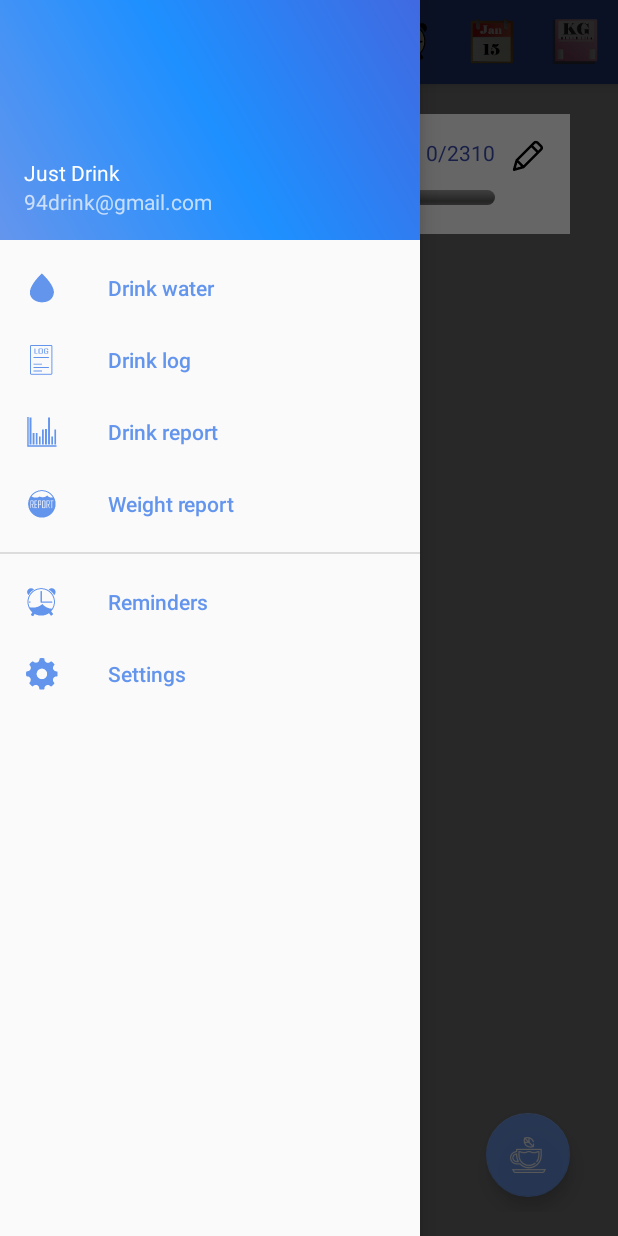
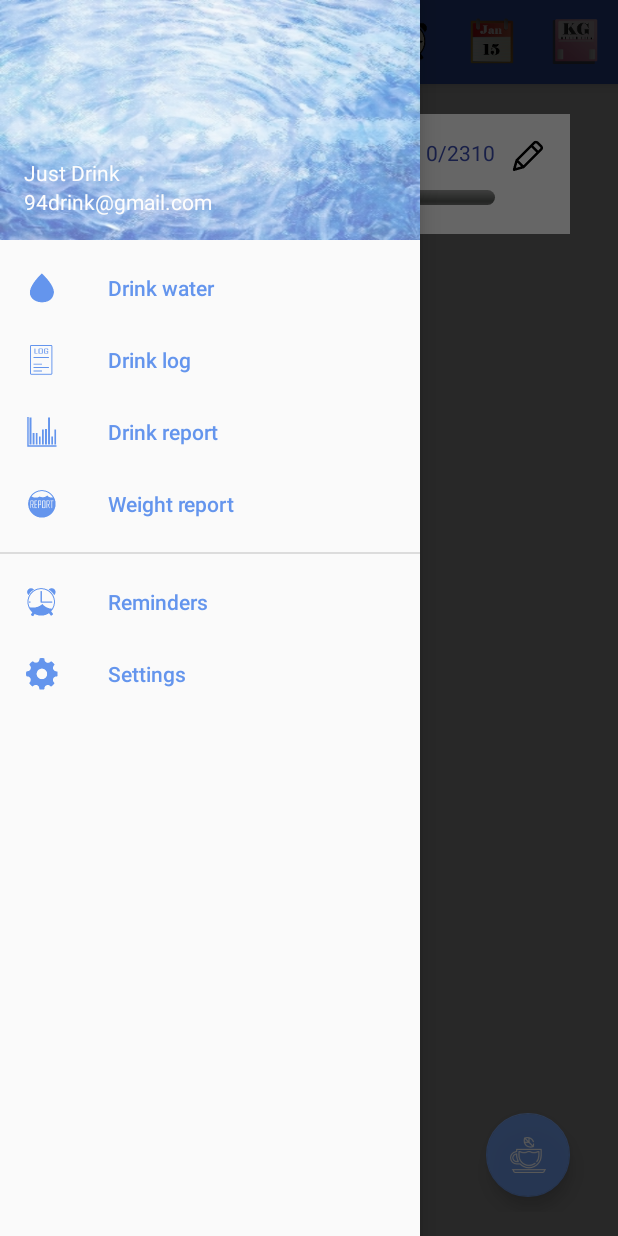
Before and after one commit to 94drink/master, an Android app: the screen it shows after launch (MainActivity), with the side drawer open, on a phone screen of 412 x 824 dp. Run offline under Robolectric (Android 15) with nearby library versions, the phone set to English and light mode, and no system bars.

Commit message:
修改檔案路徑，新增nav_header.background

```diff
--- a/app/src/main/java/tw/com/justdrink/MainActivity.java
+++ b/app/src/main/java/tw/com/justdrink/MainActivity.java
@@ -20,6 +20,8 @@ import android.widget.Toast;
 import java.util.Calendar;
 
 import tw.com.justdrink.dinrkreport.DrinkReport;
+import tw.com.justdrink.drinklog.DrinkLog;
+import tw.com.justdrink.drinkwater.DrinkWater;
 
 
 public class MainActivity extends AppCompatActivity implements  NavigationView.OnNavigationItemSelectedListener {
--- a/app/src/main/java/tw/com/justdrink/DrinkLog.java
+++ b/app/src/main/java/tw/com/justdrink/drinklog/DrinkLog.java
@@ -1,4 +1,4 @@
-package tw.com.justdrink;
+package tw.com.justdrink.drinklog;
 
 import android.database.Cursor;
 import android.os.Bundle;
@@ -9,6 +9,7 @@ import android.view.View;
 import android.view.ViewGroup;
 import android.widget.ListView;
 
+import tw.com.justdrink.R;
 import tw.com.justdrink.database.WaterDatabase;
 import tw.com.justdrink.database.WaterDbProvider;
 
--- a/app/src/main/java/tw/com/justdrink/BottleGrid.java
+++ b/app/src/main/java/tw/com/justdrink/drinkwater/BottleGrid.java
@@ -1,4 +1,4 @@
-package tw.com.justdrink;
+package tw.com.justdrink.drinkwater;
 
 import android.database.Cursor;
 import android.net.Uri;
@@ -17,6 +17,7 @@ import android.widget.AdapterView;
 import android.widget.Button;
 import android.widget.GridView;
 
+import tw.com.justdrink.R;
 import tw.com.justdrink.database.WaterDatabase;
 import tw.com.justdrink.database.WaterDbProvider;
 
--- a/app/src/main/java/tw/com/justdrink/DrinkWater.java
+++ b/app/src/main/java/tw/com/justdrink/drinkwater/DrinkWater.java
@@ -1,4 +1,4 @@
-package tw.com.justdrink;
+package tw.com.justdrink.drinkwater;
 
 import android.content.ContentValues;
 import android.content.SharedPreferences;
@@ -19,6 +19,8 @@ import java.text.SimpleDateFormat;
 import java.util.Calendar;
 import java.util.TimeZone;
 
+import tw.com.justdrink.R;
+import tw.com.justdrink.WaterSettings;
 import tw.com.justdrink.database.WaterBottlesData;
 import tw.com.justdrink.database.WaterDatabase;
 import tw.com.justdrink.database.WaterDbProvider;
--- a/app/src/main/java/tw/com/justdrink/SelectGlass.java
+++ b/app/src/main/java/tw/com/justdrink/drinkwater/SelectGlass.java
@@ -1,4 +1,4 @@
-package tw.com.justdrink;
+package tw.com.justdrink.drinkwater;
 
 import android.app.Dialog;
 import android.content.ContentValues;
@@ -27,6 +27,7 @@ import java.util.ArrayList;
 import java.util.Calendar;
 import java.util.TimeZone;
 
+import tw.com.justdrink.R;
 import tw.com.justdrink.database.Information;
 import tw.com.justdrink.database.WaterBottlesData;
 import tw.com.justdrink.database.WaterDatabase;
--- a/app/src/main/res/drawable/side_nav_bar.xml
+++ /dev/null
@@ -1,9 +0,0 @@
-<shape xmlns:android="http://schemas.android.com/apk/res/android"
-    android:shape="rectangle">
-    <gradient
-        android:angle="45"
-        android:startColor="@color/cornflowerblue"
-        android:centerColor="@color/dodgerblue"
-        android:endColor="@color/royalblue"
-        android:type="linear" />
-</shape>
--- a/app/src/main/res/layout/fragment_drinkwater.xml
+++ b/app/src/main/res/layout/fragment_drinkwater.xml
@@ -9,7 +9,7 @@
                 android:paddingRight="@dimen/activity_horizontal_margin"
                 android:paddingTop="@dimen/activity_vertical_margin"
                 app:layout_behavior="@string/appbar_scrolling_view_behavior"
-                tools:context="tw.com.justdrink.DrinkWater">
+                tools:context="tw.com.justdrink.drinkwater.DrinkWater">
 
     <LinearLayout
         android:layout_width="match_parent"
--- a/app/src/main/res/layout/nav_header_main.xml
+++ b/app/src/main/res/layout/nav_header_main.xml
@@ -2,7 +2,8 @@
 <LinearLayout xmlns:android="http://schemas.android.com/apk/res/android"
     android:layout_width="match_parent"
     android:layout_height="@dimen/nav_header_height"
-    android:background="@drawable/side_nav_bar"
+    android:background="@drawable/header_bg"
+    android:alpha="0.6"
     android:gravity="bottom"
     android:orientation="vertical"
     android:paddingBottom="@dimen/activity_vertical_margin"
@@ -22,6 +23,7 @@
         android:id="@+id/textView"
         android:layout_width="wrap_content"
         android:layout_height="wrap_content"
-        android:text="94drink@gmail.com" />
+        android:text="94drink@gmail.com"
+        android:textAppearance="@style/TextAppearance.AppCompat.Body1" />
 
 </LinearLayout>
```
Also changed, not shown: app/src/main/java/tw/com/justdrink/drinklog/CustomAdapter.java (renamed from app/src/main/java/tw/com/justdrink/GridviewCustomAdapter.java, +75 -11 lines), app/src/main/java/tw/com/justdrink/drinkwater/GridviewCustomAdapter.java (renamed from app/src/main/java/tw/com/justdrink/CustomAdapter.java, +12 -75 lines), app/src/main/res/drawable/header_bg.jpg (added), app/src/main/res/drawable/testpic1.jpg (deleted).
